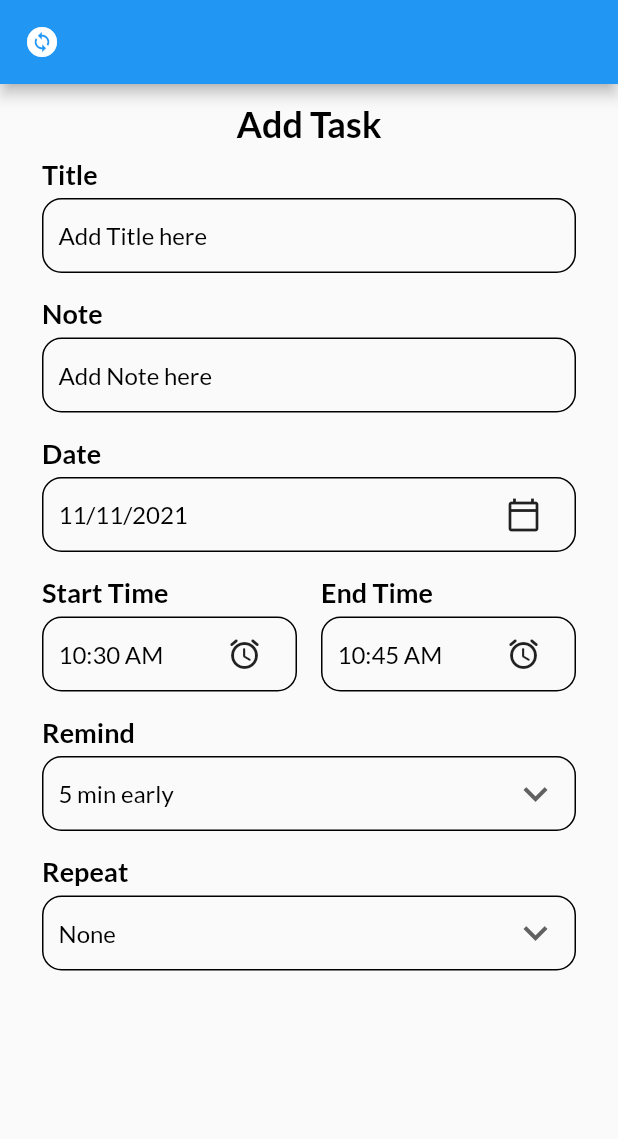
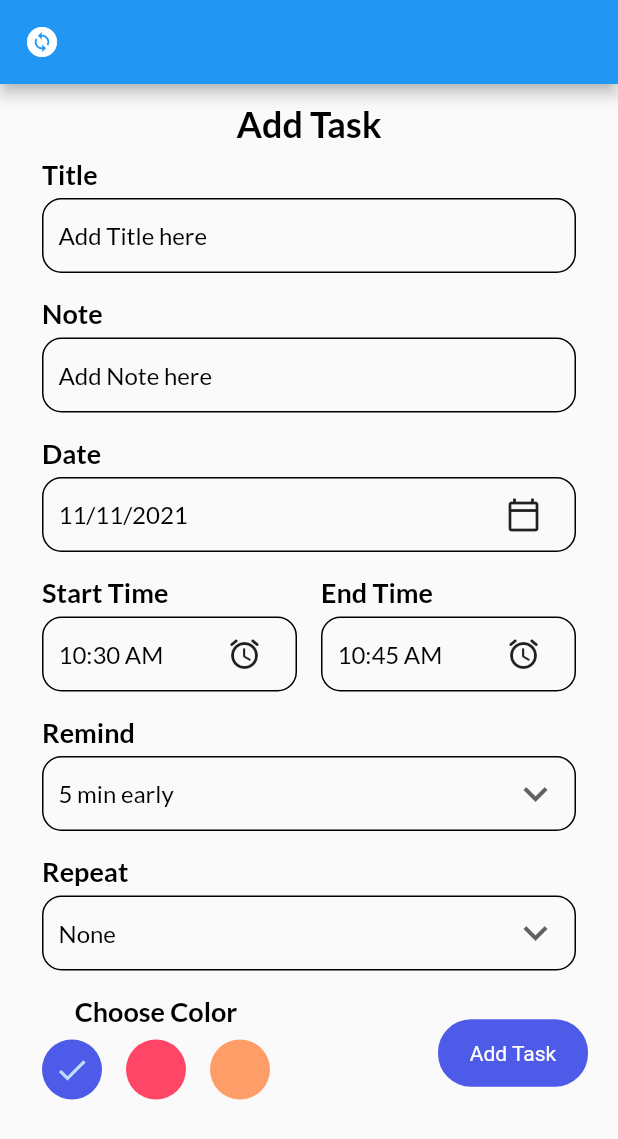
Before and after one commit to AbdArrahmanD/my_todo, a Flutter app: the screen it shows after launch, on a phone screen of 412 x 824 dp. Shown: the top 1139 px of the screen. Run offline on Flutter 3.47's test engine with Material 2 defaults, Android fonts, the phone set to English and light mode, and no system bars; our stand-ins replace get, get_storage, google_fonts.

Commit message:
Here is Stable

```diff
--- a/lib/views/pages/add_task_screen.dart
+++ b/lib/views/pages/add_task_screen.dart
@@ -3,6 +3,7 @@ import 'package:get/get.dart';
 import 'package:intl/intl.dart';
 import 'package:my_todo/controllers/theme_controller.dart';
 import 'package:my_todo/models/themes.dart';
+import 'package:my_todo/views/widgets/button.dart';
 import 'package:my_todo/views/widgets/input_field.dart';
 
 class AddTaskScreen extends StatefulWidget {
@@ -31,6 +32,8 @@ class _AddTaskScreenState extends State<AddTaskScreen> {
   String selectedRepeat = 'None';
 
   List<String> repeatList = ['None', 'Daily', 'Weekly', 'Monthly'];
+
+  int selectedColor = 0;
 
   @override
   Widget build(BuildContext context) {
@@ -155,6 +158,7 @@ class _AddTaskScreenState extends State<AddTaskScreen> {
                       },
                       underline: Container(height: 0),
                     )),
+                colorPicker()
               ],
             ),
           ),
@@ -162,4 +166,44 @@ class _AddTaskScreenState extends State<AddTaskScreen> {
       ),
     );
   }
+
+  Widget colorPicker() => Padding(
+        padding: const EdgeInsets.only(top: 8.0),
+        child: Row(
+          mainAxisAlignment: MainAxisAlignment.spaceBetween,
+          crossAxisAlignment: CrossAxisAlignment.center,
+          children: [
+            Column(
+              children: [
+                Text('Choose Color', style: titleStyle),
+                Row(
+                  children: List.generate(
+                      3,
+                      (index) => Padding(
+                            padding: const EdgeInsets.all(8.0),
+                            child: GestureDetector(
+                              onTap: () {
+                                setState(() {
+                                  selectedColor = index;
+                                });
+                              },
+                              child: CircleAvatar(
+                                child: selectedColor == index
+                                    ? const Icon(Icons.done)
+                                    : null,
+                                backgroundColor: index == 0
+                                    ? primaryClr
+                                    : index == 1
+                                        ? pinkClr
+                                        : orangeClr,
+                              ),
+                            ),
+                          )),
+                ),
+              ],
+            ),
+            MyButton(label: 'Add Task', onTap: () {})
+          ],
+        ),
+      );
 }
```
